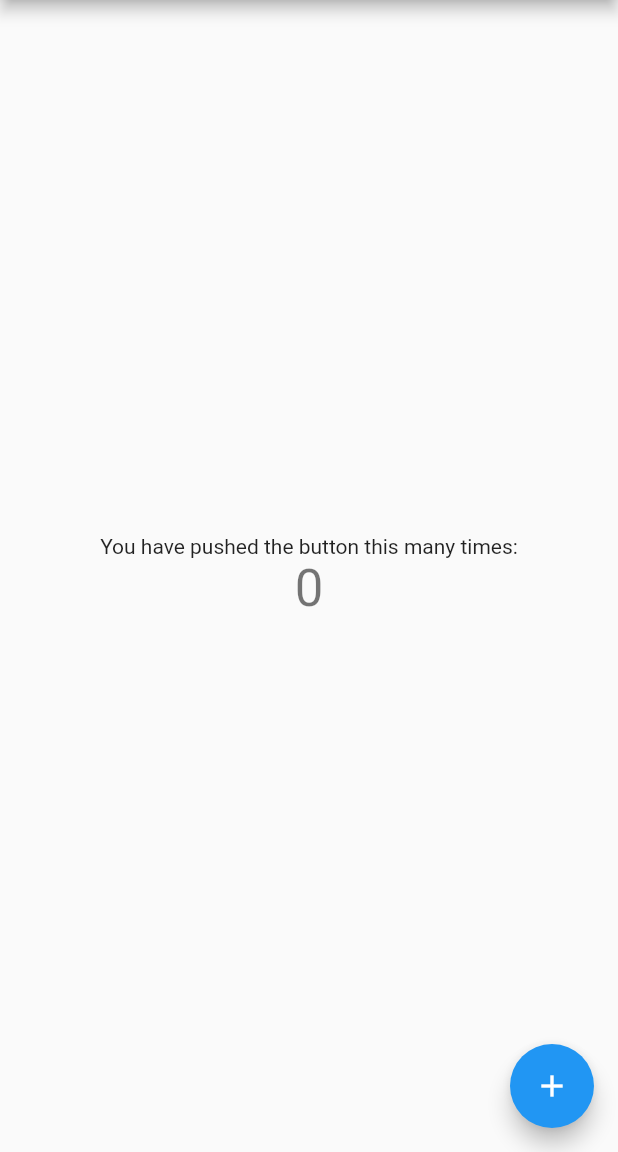
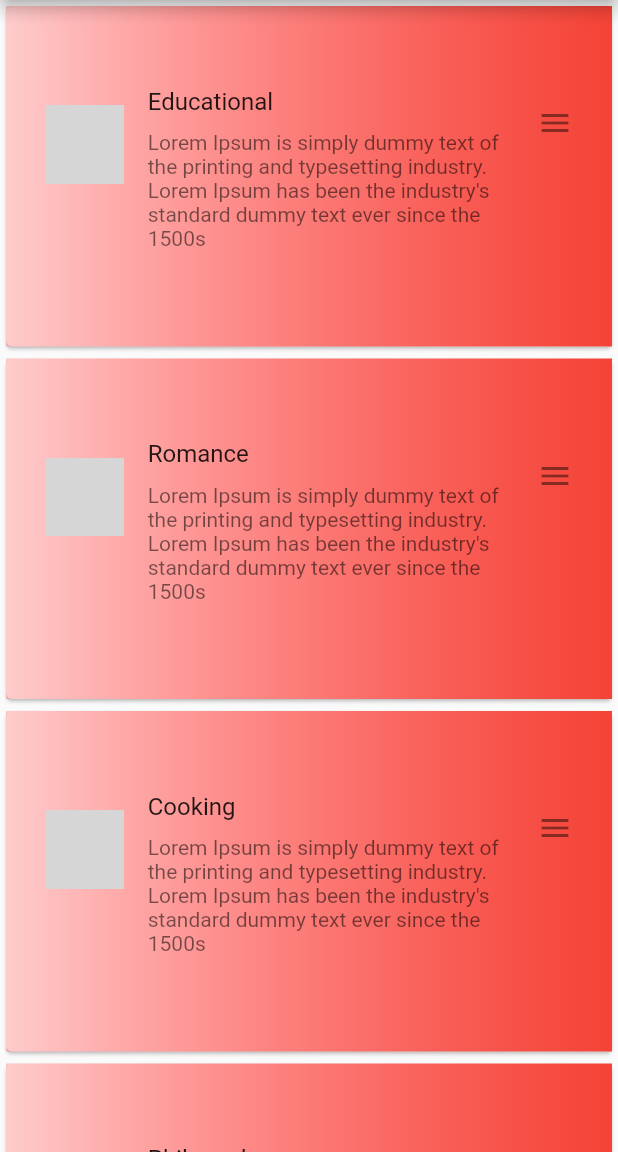
Before and after one commit to rahul2409/ebooks, a Flutter app: the screen it shows after launch, on a phone screen of 412 x 824 dp, the part 84-1236 px from its top. Run offline on Flutter 3.47's test engine with Material 2 defaults, Android fonts, the phone set to English and light mode, and no system bars; our stand-ins replace getflutter; grey boxes are pictures that could not be loaded.

Commit message:
home page layout completed

```diff
--- /dev/null
+++ b/lib/components/book_type.dart
@@ -0,0 +1,93 @@
+import 'package:flutter/material.dart';
+import 'package:getflutter/getflutter.dart';
+
+class Types extends StatefulWidget {
+  @override
+  _TypesState createState() => _TypesState();
+}
+
+class _TypesState extends State<Types> {
+  @override
+  var book_type = [
+    {
+      'image': './images/icons/science_books.png',
+      'type': 'Educational',
+    },
+    // romance
+    {
+      'image': './images/icons/romantic_books.png',
+      'type': 'Romance',
+    },
+    //Cooking
+    {
+      'image': './images/icons/cooking_books.png',
+      'type': 'Cooking',
+    },
+    // Philosophy
+    {
+      'image': './images/icons/philosophy_books.png',
+      'type': 'Philosophy',
+    },
+    //Law
+    {
+      'image': './images/icons/law_books.png',
+      'type': 'Law and Order',
+    },
+  ];
+  Widget build(BuildContext context) {
+    return ListView.builder(
+      itemCount: book_type.length,
+      itemBuilder: (context, index) {
+        return SingleType(
+          type_image: book_type[index]['image'],
+          type_name: book_type[index]['type'],
+        );
+      },
+    );
+  }
+}
+
+class SingleType extends StatelessWidget {
+  @override
+  final type_image;
+  final type_name;
+
+  SingleType({this.type_image, this.type_name});
+
+  Widget build(BuildContext context) {
+    return Card(
+      child: Container(
+        child: InkWell(
+          child: Padding(
+            padding: EdgeInsets.fromLTRB(10.0, 50.0, 10.0, 50.0),
+            child: ListTile(
+              leading: GFAvatar(
+                backgroundImage: AssetImage(type_image),
+                shape: GFAvatarShape.standard,
+                backgroundColor: Colors.transparent,
+              ),
+              title: new Text(type_name),
+              trailing: Icon(Icons.menu),
+              subtitle: Padding(
+                padding: EdgeInsets.fromLTRB(0.0, 10.0, 0.0, 10.0),
+                child: Text(
+                    "Lorem Ipsum is simply dummy text of the printing and typesetting industry. Lorem Ipsum has been the industry's standard dummy text ever since the 1500s"),
+              ),
+            ),
+          ),
+          onTap: () {},
+        ),
+        decoration: BoxDecoration(
+          gradient: LinearGradient(
+            begin: Alignment.topLeft,
+            end: Alignment.topRight,
+            colors: <Color>[
+              Color.fromRGBO(255, 0, 0, 0.2),
+              Colors.red,
+            ]
+          )
+        ),
+      )
+    );
+  }
+}
--- a/lib/components/drawer.dart
+++ b/lib/components/drawer.dart
@@ -48,8 +48,8 @@ class DrawerBook extends StatelessWidget {
 
               },
               child: ListTile(
-                title: new Text('Gallery'),
-                leading: new Icon(Icons.photo_album,color: Colors.blue,),
+                title: new Text('Books'),
+                leading: new Icon(Icons.book,color: Colors.blue,),
               ),
           ),
 
@@ -58,8 +58,8 @@ class DrawerBook extends StatelessWidget {
 
               },
               child: ListTile(
-                title: new Text('Shopping cart'),
-                leading: new Icon(Icons.shopping_cart,color: Colors.blue,),
+                title: new Text('My Books'),
+                leading: new Icon(Icons.library_books,color: Colors.blue,),
               ),
           ),
 
@@ -73,16 +73,6 @@ class DrawerBook extends StatelessWidget {
               ),
           ),
 
-          InkWell(
-              onTap: () {
-
-              },
-              child: ListTile(
-                title: new Text('Franchise'),
-                leading: new Icon(Icons.business,color: Colors.blue,),
-              ),
-          ),
-
           Divider(),
 
           InkWell(
@@ -91,7 +81,7 @@ class DrawerBook extends StatelessWidget {
               },
               child: ListTile(
                 title: new Text('Settings'),
-                leading: new Icon(Icons.settings,color: Colors.blue,),
+                leading: new Icon(Icons.settings,color: Colors.grey,),
               ),
           ),
 
@@ -101,7 +91,7 @@ class DrawerBook extends StatelessWidget {
               },
               child: ListTile(
                 title: new Text('Contact us'),
-                leading: new Icon(Icons.contact_mail,color: Colors.blue,),
+                leading: new Icon(Icons.phone,color: Colors.green,),
               ),
           ),
         ]
--- a/lib/pages/home_page.dart
+++ b/lib/pages/home_page.dart
@@ -1,6 +1,6 @@
 import 'package:flutter/material.dart';
 import 'package:ebook/components/drawer.dart';
-
+import 'package:ebook/components/book_type.dart';
 class MyHomePage extends StatefulWidget {
   MyHomePage({Key key, this.title}) : super(key: key);
 
@@ -10,14 +10,6 @@ class MyHomePage extends StatefulWidget {
 }
 
 class _MyHomePageState extends State<MyHomePage> {
-  int _counter = 0;
-
-  void _incrementCounter() {
-    setState(() {
-      _counter++;
-    });
-  }
-
   @override
   Widget build(BuildContext context) {
     return Scaffold(
@@ -33,24 +25,8 @@ class _MyHomePageState extends State<MyHomePage> {
         ),
       ),
       drawer: new DrawerBook(),
-      body: Center(
-        child: Column(
-          mainAxisAlignment: MainAxisAlignment.center,
-          children: <Widget>[
-            Text(
-              'You have pushed the button this many times:',
-            ),
-            Text(
-              '$_counter',
-              style: Theme.of(context).textTheme.headline4,
-            ),
-          ],
-        ),
-      ),
-      floatingActionButton: FloatingActionButton(
-        onPressed: _incrementCounter,
-        tooltip: 'Increment',
-        child: Icon(Icons.add),
+      body: Container(
+        child:Types(),
       ),
     );
   }
```
Also changed, not shown: pubspec.yaml (+4 -3 lines), pubspec.lock.
